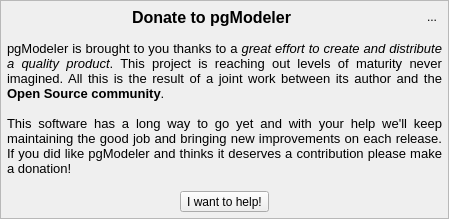
This is libpgmodeler_ui/ui/donatewidget.ui in pgmodeler/pgmodeler as Qt 5 draws it before an edit. The edited form follows.
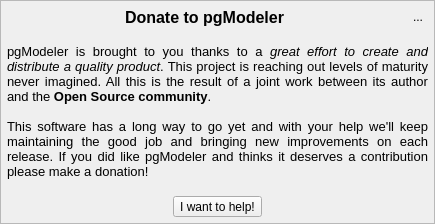
This is the edited form. Icons and pictures are not drawn.

Commit message:
Minor size adjustments on aboutwidget.ui and donatewidget.ui
Minor fixes on windeploy.sh and linuxdeploy.sh

The edit to the form file:
```diff
--- a/libpgmodeler_ui/ui/donatewidget.ui
+++ b/libpgmodeler_ui/ui/donatewidget.ui
@@ -6,12 +6,12 @@
    <rect>
     <x>0</x>
     <y>0</y>
-    <width>449</width>
-    <height>219</height>
+    <width>435</width>
+    <height>224</height>
    </rect>
   </property>
   <property name="sizePolicy">
-   <sizepolicy hsizetype="Fixed" vsizetype="Fixed">
+   <sizepolicy hsizetype="Preferred" vsizetype="Preferred">
     <horstretch>0</horstretch>
     <verstretch>0</verstretch>
    </sizepolicy>
```
The commit also changes 3 other files.
